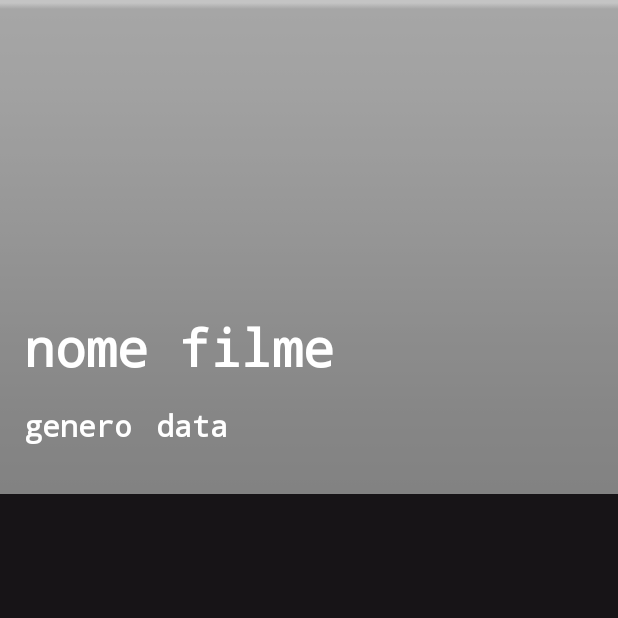
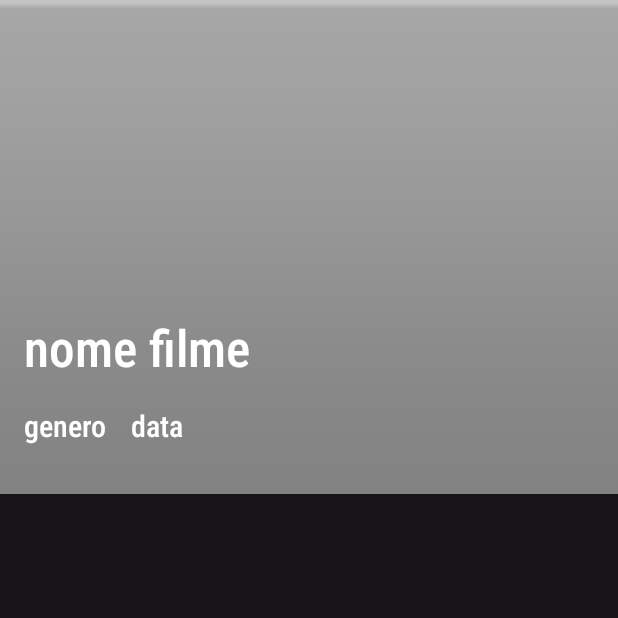
Before and after one commit to AllephNogueira/CineRadar, an Android app: the screen it shows after launch (MainActivity), on a phone screen of 412 x 824 dp, the top half of it. Run offline under Robolectric (Android 15) with nearby library versions, the phone set to English and light mode, and no system bars; pictures from the network do not load.

Commit message:
FEAT: Adicionado o Splash

```diff
--- /dev/null
+++ b/app/src/main/java/com/allephnogueira/cineradar/splash/SplashAcitivity.kt
@@ -0,0 +1,54 @@
+package com.allephnogueira.cineradar.splash
+
+import android.content.Intent
+import android.os.Bundle
+import android.os.Looper
+import android.util.Log
+import androidx.activity.enableEdgeToEdge
+import androidx.appcompat.app.AppCompatActivity
+import androidx.core.content.ContextCompat
+import androidx.core.view.ViewCompat
+import androidx.core.view.WindowInsetsCompat
+import com.allephnogueira.cineradar.R
+import com.allephnogueira.cineradar.MainActivity
+import com.bumptech.glide.Glide
+
+class SplashAcitivity : AppCompatActivity() {
+    override fun onCreate(savedInstanceState: Bundle?) {
+        super.onCreate(savedInstanceState)
+        enableEdgeToEdge()
+        setContentView(R.layout.activity_splash_acitivity)
+
+        // Adicionando log de depuração para indicar o início do onCreate
+        Log.d("Debug", "onCreate iniciado")
+
+        ViewCompat.setOnApplyWindowInsetsListener(findViewById(R.id.main)) { v, insets ->
+            val systemBars = insets.getInsets(WindowInsetsCompat.Type.systemBars())
+            v.setPadding(systemBars.left, systemBars.top, systemBars.right, systemBars.bottom)
+            insets
+        }
+
+        // Mudando a cor da barra de status
+        window.statusBarColor = ContextCompat.getColor(this, R.color.barraStatus)
+        Log.d("Debug", "Cor da barra de status alterada")
+
+
+        // Carregar gif utilizando Glide.
+        // Utilizando explicidamente o find para pegar a imagem.
+        Glide.with(this).asGif().load(R.drawable.splash).into(findViewById(R.id.splashImageView))
+        Log.d("Debug", "Gif carregado com Glide")
+
+
+        val tempoParaCarregar: Long = 3000 // Indicando que é 5 segundos.
+
+        // Apos o delay chamar outra activity
+        android.os.Handler(Looper.getMainLooper()).postDelayed({
+            // Abertura para nova classe
+            Log.d("Debug", "iniciando a contagem do tempo $tempoParaCarregar")
+            startActivity(Intent(this, MainActivity::class.java))
+            finish()
+        }, tempoParaCarregar) // Tempo para entrada
+
+
+    }
+}
--- a/app/src/main/res/layout/activity_main.xml
+++ b/app/src/main/res/layout/activity_main.xml
@@ -32,7 +32,7 @@
         android:layout_height="wrap_content"
         android:layout_marginStart="16dp"
         android:layout_marginBottom="16dp"
-        android:fontFamily="monospace"
+        android:fontFamily="sans-serif-condensed-light"
         android:text="nome filme"
         android:textColor="@color/CorLetras"
         android:textSize="34sp"
@@ -46,7 +46,7 @@
         android:layout_height="wrap_content"
         android:layout_marginStart="16dp"
         android:layout_marginBottom="32dp"
-        android:fontFamily="monospace"
+        android:fontFamily="sans-serif-condensed-light"
         android:text="genero"
         android:textColor="@color/CorLetras"
         android:textSize="20sp"
@@ -59,7 +59,7 @@
         android:layout_width="wrap_content"
         android:layout_height="wrap_content"
         android:layout_marginStart="16dp"
-        android:fontFamily="monospace"
+        android:fontFamily="sans-serif-condensed-light"
         android:text="data"
         android:textColor="@color/CorLetras"
         android:textSize="20sp"
--- a/app/src/main/res/layout/item_adapter.xml
+++ b/app/src/main/res/layout/item_adapter.xml
@@ -21,6 +21,7 @@
         android:layout_width="238dp"
         android:layout_height="38dp"
         android:layout_marginTop="16dp"
+        android:fontFamily="sans-serif-condensed-light"
         android:text="Harry Potter"
         android:textAlignment="center"
         android:textColor="@color/CorLetras"
@@ -34,6 +35,7 @@
         android:layout_width="wrap_content"
         android:layout_height="wrap_content"
         android:layout_marginTop="16dp"
+        android:fontFamily="sans-serif-condensed-light"
         android:text="26/10/2028"
         android:textColor="@color/CorLetras"
         android:textSize="24sp"
@@ -46,6 +48,7 @@
         android:layout_width="wrap_content"
         android:layout_height="wrap_content"
         android:layout_marginTop="16dp"
+        android:fontFamily="sans-serif-condensed-light"
         android:text="Fantasia"
         android:textColor="@color/CorLetras"
         android:textSize="24sp"
```
Also changed, not shown: app/src/main/AndroidManifest.xml (+6 -4 lines), app/src/main/java/com/allephnogueira/cineradar/Adapter/Adapter.kt (+7 -3 lines), app/src/main/java/com/allephnogueira/cineradar/MainActivity.kt (+57 -20 lines), app/src/main/java/com/allephnogueira/cineradar/Service/OrdenandoPor.kt (added, +92 -0 lines), app/src/main/java/com/allephnogueira/cineradar/Service/TrocarCardSuperior.kt (added, +24 -0 lines), app/src/main/res/layout/activity_splash_acitivity.xml (added, +41 -0 lines), 1 other file.
